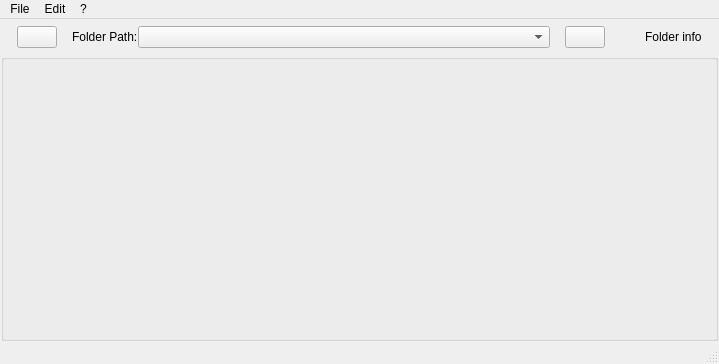
The window that src/mdaviz/resources/mainwindow.ui (BCDA-APS/mdaviz) describes before a commit, drawn with Qt 5.
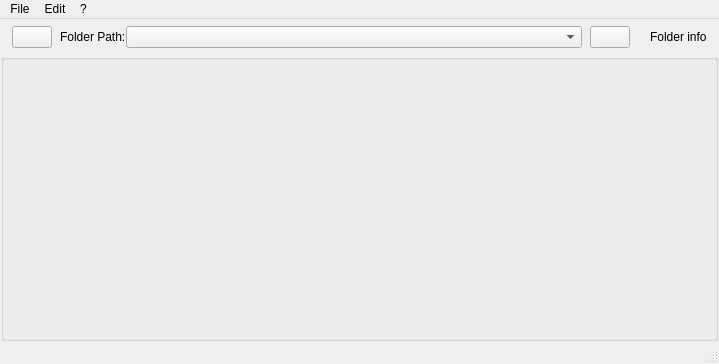
The same window after the commit. Icons and pictures are not drawn.

What changed in the file:
```diff
--- a/src/mdaviz/resources/mainwindow.ui
+++ b/src/mdaviz/resources/mainwindow.ui
@@ -13,7 +13,19 @@
   <property name="windowTitle">
    <string>MainWindow</string>
   </property>
+  <property name="minimumSize">
+   <size>
+    <width>400</width>
+    <height>300</height>
+   </size>
+  </property>
   <widget class="QWidget" name="centralwidget">
+   <property name="sizePolicy">
+    <sizepolicy hsizetype="Expanding" vsizetype="Expanding">
+     <horstretch>1</horstretch>
+     <verstretch>1</verstretch>
+    </sizepolicy>
+   </property>
    <layout class="QVBoxLayout" name="verticalLayout" stretch="0,1">
     <property name="spacing">
      <number>0</number>
@@ -51,7 +63,7 @@
         </property>
         <property name="sizeHint" stdset="0">
          <size>
-          <width>10</width>
+          <width>5</width>
           <height>20</height>
          </size>
         </property>
@@ -81,7 +93,7 @@
         </property>
         <property name="sizeHint" stdset="0">
          <size>
-          <width>15</width>
+          <width>8</width>
           <height>20</height>
          </size>
         </property>
@@ -111,7 +123,7 @@
         </property>
         <property name="sizeHint" stdset="0">
          <size>
-          <width>15</width>
+          <width>8</width>
           <height>20</height>
          </size>
         </property>
@@ -141,7 +153,7 @@
         </property>
         <property name="sizeHint" stdset="0">
          <size>
-          <width>40</width>
+          <width>20</width>
           <height>20</height>
          </size>
         </property>
@@ -161,7 +173,7 @@
         </property>
         <property name="sizeHint" stdset="0">
          <size>
-          <width>10</width>
+          <width>5</width>
           <height>20</height>
          </size>
         </property>
```
Left out of the diff: 12 changed lines with no effect on the pictures.
